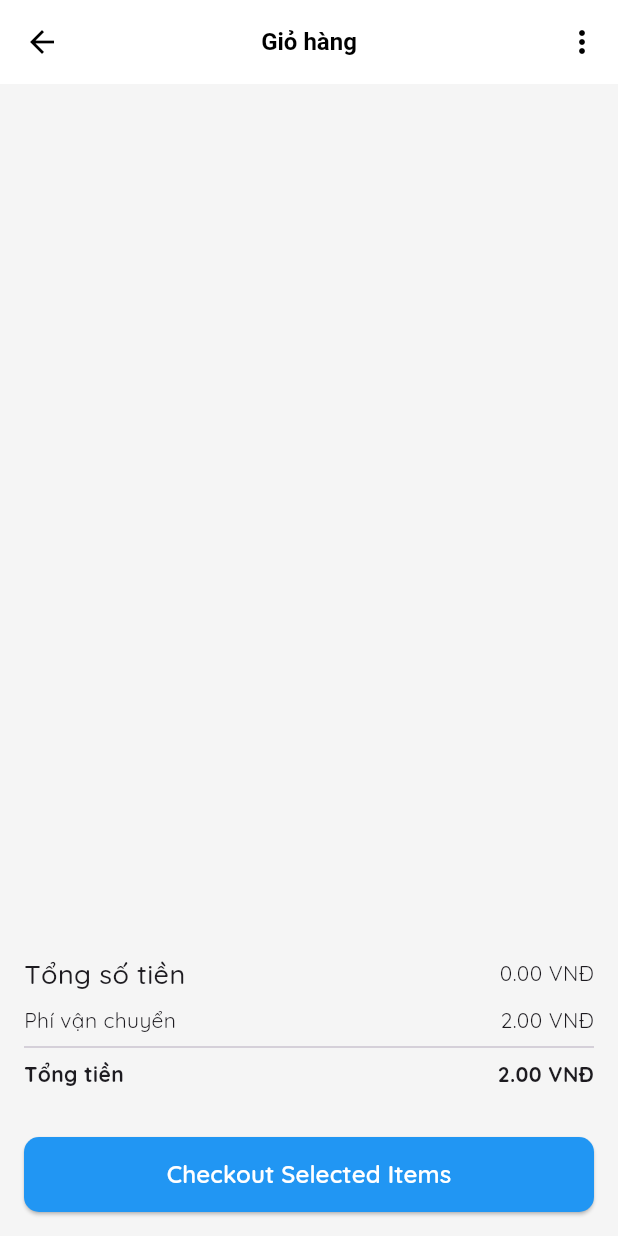
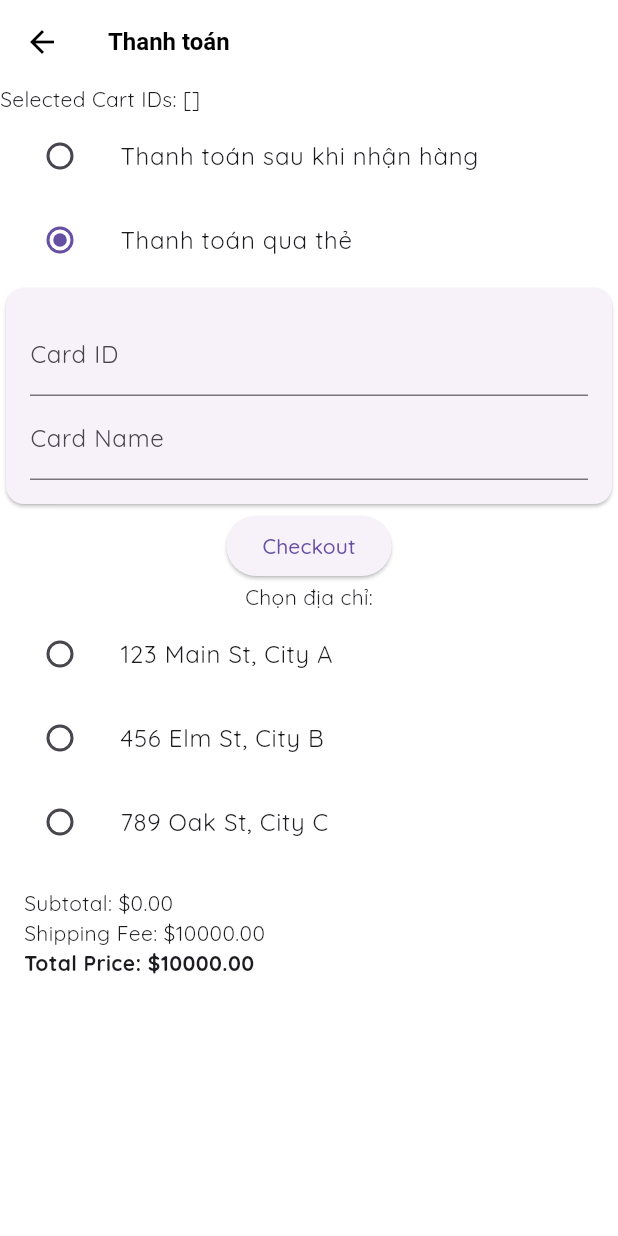
Before and after one commit to BenjaminHung8405/foocipe-cooking-app, a Flutter app: the CartPage screen opened by its route, after a tap on "Checkout Selected Items", on a phone screen of 412 x 824 dp. Run offline on Flutter 3.47's test engine with Material 3 defaults, Android fonts, the phone set to English and light mode, and no system bars; our stand-ins replace firebase_core, flutter_dotenv, flutter_secure_storage, iconsax_plus; accounts and stored records are empty; network calls fail.

Commit message:
created checkout_page.dart

```diff
--- a/lib/presentation/pages/cart_page.dart
+++ b/lib/presentation/pages/cart_page.dart
@@ -1,21 +1,22 @@
 import 'package:flutter/material.dart';
-import 'package:http/http.dart' as http; // Importing http package
-import 'dart:convert'; // Importing for JSON decoding
+import 'package:http/http.dart' as http;
+import 'dart:convert';
 import 'package:flutter_secure_storage/flutter_secure_storage.dart';
 import 'package:flutter_dotenv/flutter_dotenv.dart';
+import '../pages/checkout_page.dart';
 
 class CartPage extends StatefulWidget {
   const CartPage({super.key});
 
   @override
-  _CartPageState createState() => _CartPageState(); // State class
+  _CartPageState createState() => _CartPageState();
 }
 
 class _CartPageState extends State<CartPage> {
   final storage = const FlutterSecureStorage();
   List<dynamic> cartItems = [];
   double totalPrice = 0.0;
-  List<int> selectedItems = []; // List to keep track of selected item IDs
+  List<int> selectedItems = [];
 
   @override
   void initState() {
@@ -34,7 +35,7 @@ class _CartPageState extends State<CartPage> {
     if (response.statusCode == 200) {
       final List<dynamic> data = json.decode(response.body);
       setState(() {
-        cartItems = data; // Update cart items
+        cartItems = data;
         totalPrice = cartItems.fold(
             0, (sum, item) => sum + (item['price'] * item['quantity']));
       });
@@ -52,7 +53,7 @@ class _CartPageState extends State<CartPage> {
       },
     );
     if (response.statusCode == 200) {
-      fetchCartData(); // Refresh cart data after deletion
+      fetchCartData();
     } else {
       throw Exception('Failed to delete cart item');
     }
@@ -67,7 +68,7 @@ class _CartPageState extends State<CartPage> {
           'Content-Type': 'application/json',
         });
     if (response.statusCode == 200) {
-      fetchCartData(); // Refresh cart data after updating quantity
+      fetchCartData();
     } else {
       throw Exception('Failed to update cart item quantity');
     }
@@ -75,8 +76,7 @@ class _CartPageState extends State<CartPage> {
 
   Widget _buildCartItem(String name, double price, String imageUrl,
       String category, int id, int quantity) {
-    final isSelected =
-        selectedItems.contains(id); // Check if the item is selected
+    final isSelected = selectedItems.contains(id);
     return Card(
       color: Colors.white,
       margin: const EdgeInsets.symmetric(vertical: 8.0, horizontal: 8.0),
@@ -89,9 +89,9 @@ class _CartPageState extends State<CartPage> {
               onChanged: (bool? value) {
                 setState(() {
                   if (value == true) {
-                    selectedItems.add(id); // Add to selected items
+                    selectedItems.add(id);
                   } else {
-                    selectedItems.remove(id); // Remove from selected items
+                    selectedItems.remove(id);
                   }
                 });
               },
@@ -108,12 +108,11 @@ class _CartPageState extends State<CartPage> {
                     icon: const Icon(Icons.remove, size: 14),
                     onPressed: () async {
                       if (quantity > 1) {
-                        // Prevent quantity from going below 1
                         await _updateCartItemQuantity(id, quantity - 1);
                       }
                     },
                   ),
-                  Text('$quantity'), // Display current quantity
+                  Text('$quantity'),
                   IconButton(
                     icon: const Icon(Icons.add, size: 14),
                     onPressed: () async {
@@ -164,11 +163,10 @@ class _CartPageState extends State<CartPage> {
                 ],
               ),
             ),
-            // New close icon for deleting the item
             IconButton(
               icon: const Icon(Icons.close, color: Colors.red),
               onPressed: () async {
-                await _deleteCartItem(id); // Call delete function
+                await _deleteCartItem(id);
               },
             ),
           ],
@@ -178,8 +176,11 @@ class _CartPageState extends State<CartPage> {
   }
 
   void _checkoutSelectedItems() {
-    // Implement your checkout logic here using selectedItems
-    print('Selected items for checkout: $selectedItems');
+    Navigator.of(context).push(
+      MaterialPageRoute(
+        builder: (context) => CheckoutPage(selectedCartIds: selectedItems),
+      ),
+    );
   }
 
   @override
@@ -215,8 +216,8 @@ class _CartPageState extends State<CartPage> {
                   item['price'],
                   item['image_urls'][0],
                   'Water, Food, Clothes',
-                  item['id'], // Pass the item ID
-                  item['quantity'], // Pass the item quantity
+                  item['id'],
+                  item['quantity'],
                 );
               },
             ),
@@ -228,11 +229,11 @@ class _CartPageState extends State<CartPage> {
               style: ElevatedButton.styleFrom(
                 shape: RoundedRectangleBorder(
                     borderRadius: BorderRadius.circular(10)),
-                backgroundColor: Colors.blue, // Changed color for distinction
+                backgroundColor: Colors.blue,
                 minimumSize: const Size(double.infinity, 50),
               ),
               onPressed: () {
-                _checkoutSelectedItems(); // Call the checkout method
+                _checkoutSelectedItems();
               },
               child: const Text(
                 'Checkout Selected Items',
@@ -249,9 +250,8 @@ class _CartPageState extends State<CartPage> {
   }
 
   Widget _buildOrderSummary() {
-    double selectedTotalPrice = 0.0; // Initialize selected total price
+    double selectedTotalPrice = 0.0;
 
-    // Calculate total price for selected items
     for (var item in cartItems) {
       if (selectedItems.contains(item['id'])) {
         selectedTotalPrice += item['price'] * item['quantity'];
@@ -269,26 +269,17 @@ class _CartPageState extends State<CartPage> {
                 'Tổng số tiền',
                 style: TextStyle(fontSize: 18, fontWeight: FontWeight.w500),
               ),
-              Text(
-                  '${selectedTotalPrice.toStringAsFixed(2)} VNĐ'), // Display selected total price
+              Text('${selectedTotalPrice.toStringAsFixed(2)} VNĐ'),
             ],
           ),
           const SizedBox(height: 8),
-          Row(
-            mainAxisAlignment: MainAxisAlignment.spaceBetween,
-            children: const [
-              Text('Phí vận chuyển'),
-              Text('2.00 VNĐ'),
-            ],
-          ),
           const Divider(),
           Row(
             mainAxisAlignment: MainAxisAlignment.spaceBetween,
             children: [
               const Text('Tổng tiền',
                   style: TextStyle(fontWeight: FontWeight.bold)),
-              Text(
-                  '${(selectedTotalPrice + 2.00).toStringAsFixed(2)} VNĐ', // Calculate total with shipping
+              Text('${(selectedTotalPrice).toStringAsFixed(2)} VNĐ',
                   style: const TextStyle(fontWeight: FontWeight.bold)),
             ],
           ),
--- /dev/null
+++ b/lib/presentation/pages/checkout_page.dart
@@ -0,0 +1,236 @@
+import 'package:flutter/material.dart';
+import 'package:http/http.dart' as http;
+import 'dart:convert';
+import 'package:flutter_dotenv/flutter_dotenv.dart';
+
+import 'package:flutter_secure_storage/flutter_secure_storage.dart';
+
+class CheckoutPage extends StatefulWidget {
+  final List<int> selectedCartIds;
+
+  const CheckoutPage({super.key, required this.selectedCartIds});
+
+  @override
+  _CheckoutPageState createState() => _CheckoutPageState();
+}
+
+class _CheckoutPageState extends State<CheckoutPage> {
+  final storage = const FlutterSecureStorage();
+
+  bool isCardPayment = false;
+
+  Future<List<dynamic>> _fetchCartItems() async {
+    List<dynamic> items = [];
+    for (var cartId in widget.selectedCartIds) {
+      final response = await http.get(
+        Uri.parse('${dotenv.env['RECIPE_SERVICE_API']}/carts/get/$cartId'),
+        headers: {
+          'access_token': await storage.read(key: 'access_token') ?? '',
+          'Content-Type': 'application/json',
+        },
+      );
+
+      if (response.statusCode == 200) {
+        items.add(json.decode(response.body));
+      } else {
+        throw Exception('Failed to load cart item');
+      }
+    }
+
+    return items;
+  }
+
+  @override
+  Widget build(BuildContext context) {
+    return Scaffold(
+      appBar: AppBar(
+        title: Text('Thanh toán',
+            style: TextStyle(color: Colors.black, fontSize: 16)),
+      ),
+      body: CustomScrollView(
+        // Changed from Column to CustomScrollView
+
+        slivers: [
+          SliverToBoxAdapter(
+            child: Text('Selected Cart IDs: ${widget.selectedCartIds}'),
+          ),
+          SliverToBoxAdapter(
+            child: _buildProductList(),
+          ),
+          SliverToBoxAdapter(
+            child: _buildPaymentMethod(),
+          ),
+          SliverToBoxAdapter(
+            child: _buildSelectedAddress(),
+          ),
+          SliverToBoxAdapter(
+            child: _buildTotalPrice(),
+          ),
+        ],
+      ),
+    );
+  }
+
+  Widget _buildProductList() {
+    return FutureBuilder<List<dynamic>>(
+      future: _fetchCartItems(),
+      builder: (context, snapshot) {
+        if (snapshot.connectionState == ConnectionState.waiting) {
+          return CircularProgressIndicator();
+        } else if (snapshot.hasError) {
+          return Text('Error: ${snapshot.error}');
+        } else {
+          final cartItems = snapshot.data!;
+
+          return ListView.builder(
+            shrinkWrap: true, // Allow ListView to take only the space it needs
+            physics: NeverScrollableScrollPhysics(), // Disable scrolling
+
+            itemCount: cartItems.length,
+
+            itemBuilder: (context, index) {
+              final item = cartItems[index];
+
+              return ListTile(
+                title: Text(item['title']),
+                subtitle: Text('Price: ${item['price']}'),
+                leading: Image.network(item['image_urls'][0]),
+              );
+            },
+          );
+        }
+      },
+    );
+  }
+
+  Widget _buildPaymentMethod() {
+    return Column(
+      children: [
+        ListTile(
+          title: Text('Thanh toán sau khi nhận hàng'),
+          leading: Radio<bool>(
+            value: true,
+            groupValue: isCardPayment,
+            onChanged: (value) {
+              setState(() {
+                isCardPayment = value!;
+              });
+            },
+          ),
+        ),
+
+        ListTile(
+          title: Text('Thanh toán qua thẻ'),
+          leading: Radio<bool>(
+            value: false,
+            groupValue: isCardPayment,
+            onChanged: (value) {
+              setState(() {
+                isCardPayment = value!;
+              });
+            },
+          ),
+        ),
+        // Thêm card nhập thông tin thẻ khi chọn thanh toán qua thẻ
+
+        if (!isCardPayment) ...[
+          Card(
+            child: Padding(
+              padding: const EdgeInsets.all(16.0),
+              child: Column(
+                children: [
+                  TextField(
+                    decoration: InputDecoration(labelText: 'Card ID'),
+                  ),
+                  TextField(
+                    decoration: InputDecoration(labelText: 'Card Name'),
+                  ),
+                ],
+              ),
+            ),
+          ),
+        ],
+
+        ElevatedButton(
+          onPressed: () {
+            // Handle checkout for the selected payment method
+
+            if (isCardPayment) {
+              // Logic for card payment
+            } else {
+              // Logic for cash on delivery
+            }
+          },
+          child: Text('Checkout'),
+        ),
+      ],
+    );
+  }
+
+  final List<String> fakeAddresses = [
+    '123 Main St, City A',
+    '456 Elm St, City B',
+    '789 Oak St, City C',
+  ];
+
+  Widget _buildSelectedAddress() {
+    String? selectedAddress; // Biến để lưu địa chỉ đã chọn
+
+    return Column(
+      children: [
+        Text('Chọn địa chỉ:'),
+
+        // Danh sách địa chỉ
+
+        ...fakeAddresses.map((address) {
+          return ListTile(
+            title: Text(address),
+            leading: Radio<String>(
+              value: address,
+              groupValue: selectedAddress,
+              onChanged: (value) {
+                setState(() {
+                  selectedAddress = value; // Cập nhật địa chỉ đã chọn
+                });
+              },
+            ),
+          );
+        }).toList(),
+      ],
+    );
+  }
+
+  Widget _buildTotalPrice() {
+    return FutureBuilder<List<dynamic>>(
+      future: _fetchCartItems(),
+      builder: (context, snapshot) {
+        if (snapshot.connectionState == ConnectionState.waiting) {
+          return CircularProgressIndicator();
+        } else if (snapshot.hasError) {
+          return Text('Error: ${snapshot.error}');
+        } else {
+          final cartItems = snapshot.data!;
+
+          double shippingFee = 10000; // Đặt phí vận chuyển mặc định
+          double totalPrice = cartItems.fold<double>(
+                  0, (sum, item) => sum + (item['price'] as double)) +
+              shippingFee; // Thêm phí vận chuyển vào tổng giá
+
+          return Padding(
+            padding: const EdgeInsets.all(16.0),
+            child: Column(
+              crossAxisAlignment: CrossAxisAlignment.start,
+              children: [
+                Text(
+                    'Subtotal: \$${(totalPrice - shippingFee).toStringAsFixed(2)}'),
+                Text('Shipping Fee: \$${shippingFee.toStringAsFixed(2)}'),
+                Text('Total Price: \$${totalPrice.toStringAsFixed(2)}',
+                    style: TextStyle(fontWeight: FontWeight.bold)),
+              ],
+            ),
+          );
+        }
+      },
+    );
+  }
+}
```
Also changed, not shown: lib/config/routers.dart (+10 -1 lines), lib/presentation/pages/product_page.dart (+49 -24 lines).
